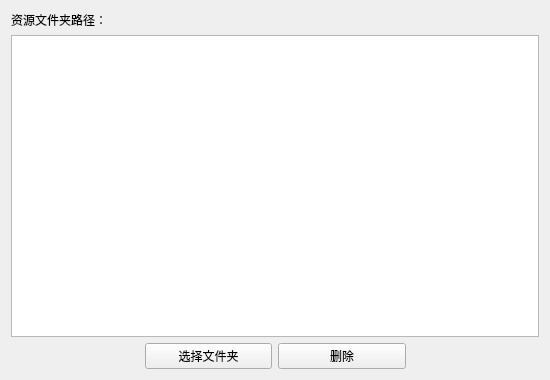
Above: 窗体/global_s.ui from FsterThanLight/automatic_clicker_2 before the change. Below: the same form after it.
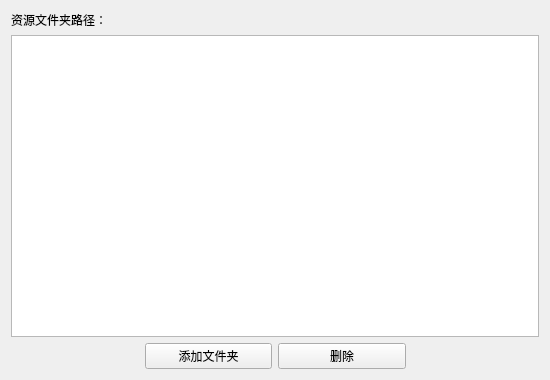
That is the form after the change. Icons and pictures are not drawn.

Patch:
```diff
--- a/窗体/global_s.ui
+++ b/窗体/global_s.ui
@@ -42,7 +42,7 @@
      <item row="2" column="1">
       <widget class="QPushButton" name="pushButton">
        <property name="text">
-        <string>选择文件夹</string>
+        <string>添加文件夹</string>
        </property>
       </widget>
      </item>
```
